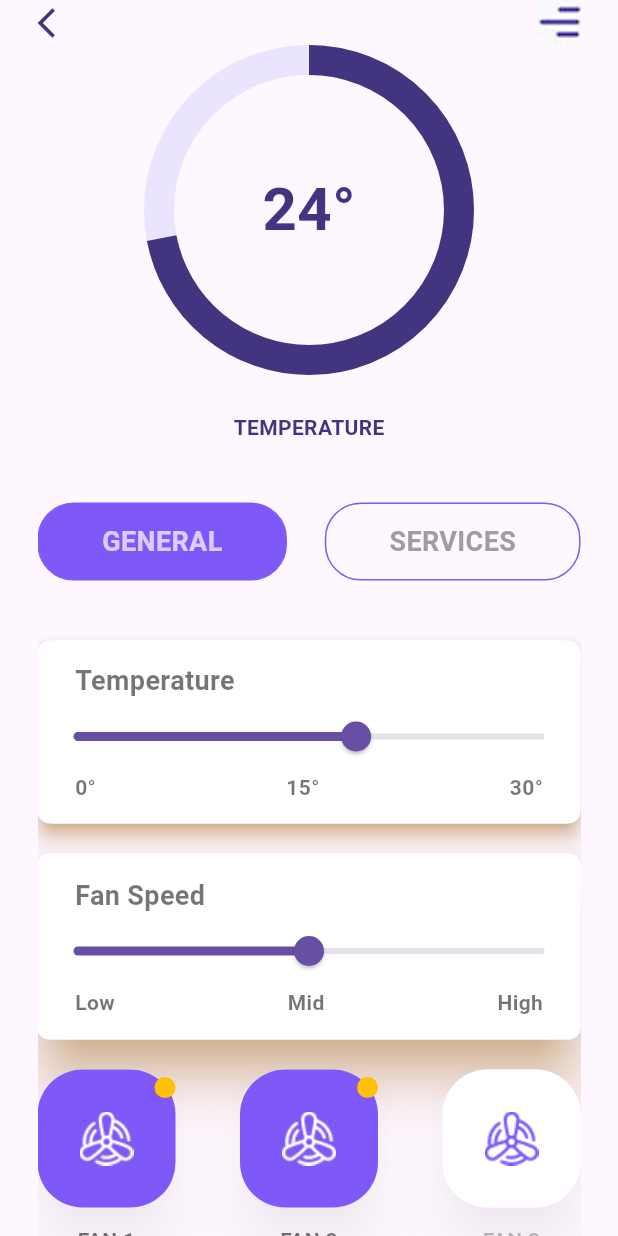
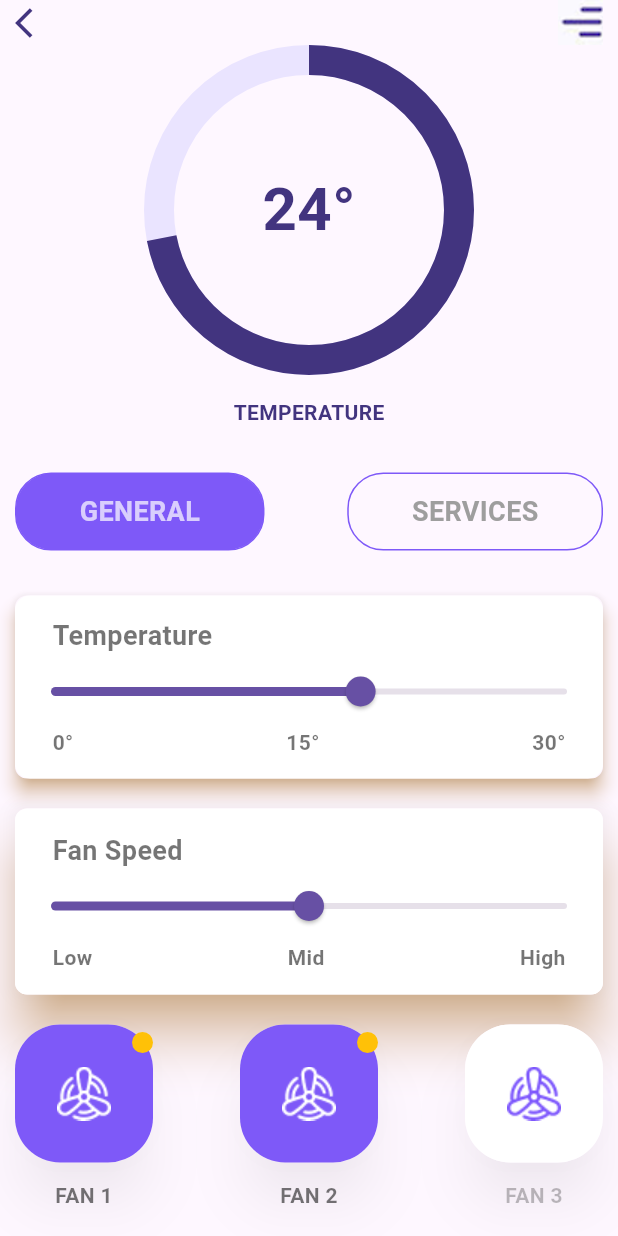
Before and after one commit to githimansh/smart_home_app, a Flutter app: the screen it shows after launch, after a tap on "TEMPERATURE", on a phone screen of 412 x 824 dp. Run offline on Flutter 3.47's test engine with Material 3 defaults, Android fonts, the phone set to English and light mode, and no system bars; drawn by our look-alikes of percent_indicator.

Commit message:
add the new code

```diff
--- a/smart_app_home/lib/Home/services.dart
+++ b/smart_app_home/lib/Home/services.dart
@@ -73,8 +73,8 @@ class Services extends StatelessWidget {
         shadowColor: Colors.white38,
         borderRadius: BorderRadius.circular(24),
         child: Container(
-          width: 180,
-          padding: const EdgeInsets.symmetric(vertical: 35),
+          width: 170,
+          padding: const EdgeInsets.symmetric(vertical: 25),
           decoration: BoxDecoration(
             color: color,
             borderRadius: BorderRadius.circular(24),
@@ -86,7 +86,7 @@ class Services extends StatelessWidget {
                 height: 80,
               ),
               const SizedBox(
-                height: 10,
+                height: 8,
               ),
               Text(
                 title,
--- a/smart_app_home/lib/Home/smart_home_page.dart
+++ b/smart_app_home/lib/Home/smart_home_page.dart
@@ -15,25 +15,30 @@ class _HomePageState extends State<SmartHomePage> {
     return Scaffold(
       body: SafeArea(
           child: Container(
-        margin: const EdgeInsets.only(top: 15, left: 15, right: 15, bottom: 15),
+        margin: const EdgeInsets.only(top: 15, left: 5, right: 5, bottom: 15),
         child: Padding(
           padding: const EdgeInsets.only(top: 10),
           child: Column(
             children: [
               Row(
-                mainAxisAlignment: MainAxisAlignment.spaceBetween,
+                mainAxisAlignment: MainAxisAlignment.start,
                 children: [
+                  Icon(Icons.person),
                   Text(
                     "Hi Himanshu",
                     style: TextStyle(
-                      fontSize: 20,
+                      fontSize: 21,
                       fontWeight: FontWeight.bold,
                       color: textColor,
                     ),
                   ),
-                  Image.asset(
-                    "images/menu.png",
-                    height: 35,
+
+                  Padding(
+                    padding: const EdgeInsets.only(left: 150),
+                    child: Image.asset(
+                      "images/menu.png",
+                      height: 35,
+                    ),
                   ),
                 ],
               ),
--- a/smart_app_home/lib/Temperature/temperatur.dart
+++ b/smart_app_home/lib/Temperature/temperatur.dart
@@ -14,8 +14,8 @@ class Temperature extends StatelessWidget {
       body: SafeArea(
           child: Container(
         margin: const EdgeInsets.only(
-          left: 25,
-          right: 25,
+          left: 10,
+          right: 10,
         ),
         child: Column(
           children: [
@@ -56,7 +56,7 @@ class Temperature extends StatelessWidget {
                     ),
                   ),
                   const SizedBox(
-                    height: 25,
+                    height: 15,
                   ),
                   Center(
                     child: Text(
@@ -66,7 +66,7 @@ class Temperature extends StatelessWidget {
                     ),
                   ),
                   const SizedBox(
-                    height: 40,
+                    height: 30,
                   ),
                   Row(
                     mainAxisAlignment: MainAxisAlignment.spaceBetween,
@@ -78,7 +78,7 @@ class Temperature extends StatelessWidget {
                       generalAndServices(title: "SERVICES")
                     ],
                   ),
-                  const SizedBox(height: 40),
+                  const SizedBox(height: 30),
                   const Heating(),
                   const SizedBox(height: 20),
                   const FanSpeed(),
--- a/smart_app_home/lib/Water/water.dart
+++ b/smart_app_home/lib/Water/water.dart
@@ -12,8 +12,8 @@ class WaterScreen extends StatelessWidget {
           child: Container(
         margin: const EdgeInsets.only(
           top: 18,
-          left: 25,
-          right: 25,
+          left: 10,
+          right: 10,
         ),
         child: Column(
           children: [
```
